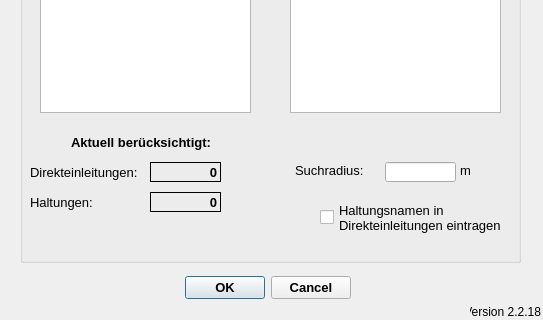
Qt form qkan/linkflaechen/resources/application_createlinesw.ui (hoettges/QKan) before a commit; both pictures show x 0 to 543 and y 148 to 468 of the 543 by 468 pixel window.
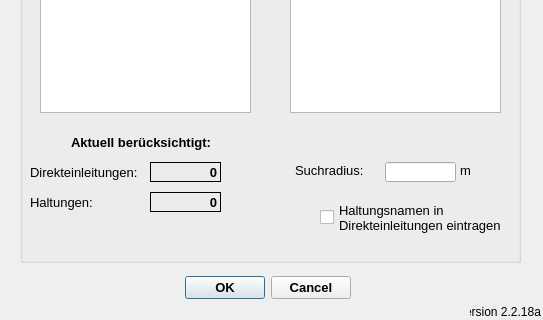
The same form after that commit.

The edit to the form file:
```diff
--- a/qkan/linkflaechen/resources/application_createlinesw.ui
+++ b/qkan/linkflaechen/resources/application_createlinesw.ui
@@ -424,7 +424,7 @@
     <string>Version QKan Import</string>
    </property>
    <property name="text">
-    <string>Version 2.2.18</string>
+    <string>Version 2.2.18a</string>
    </property>
    <property name="alignment">
     <set>Qt::AlignRight|Qt::AlignTrailing|Qt::AlignVCenter</set>
```
